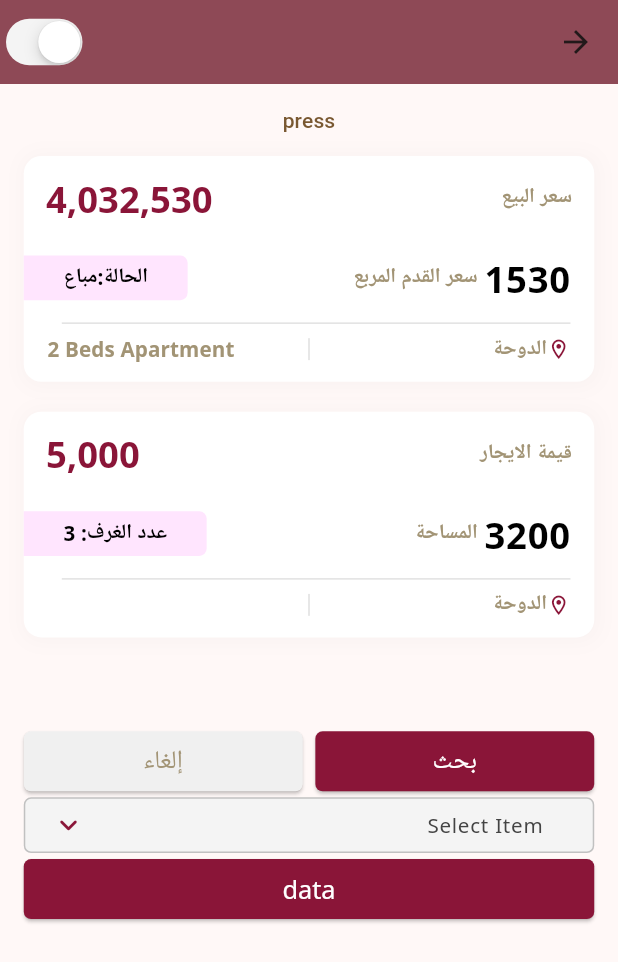
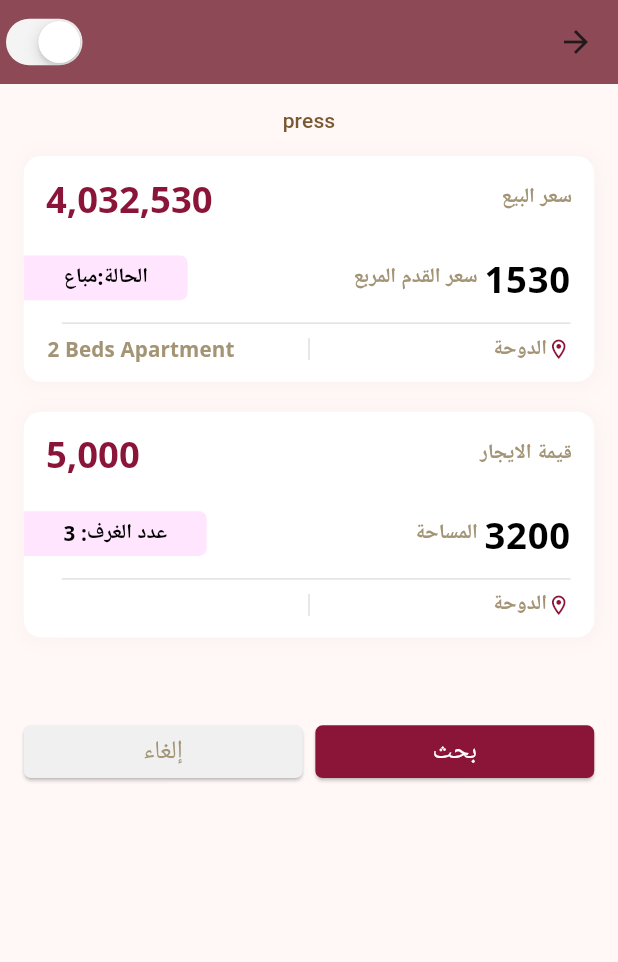
Before and after one commit to BeSaRa/qrep-mobility, a Flutter app: the HomeView screen opened directly, on a phone screen of 412 x 824 dp. Shown: the top 962 px of the screen. Run offline on Flutter 3.47's test engine with Material 2 defaults, Android fonts, the phone set to English and light mode, and no system bars; drawn by our look-alikes of dropdown_button2; our stand-ins replace animated_theme_switcher, bloc, connectivity_plus, dio, easy_localization, flutter_screenutil and 7 more; missing offline and left inert: flutter_floating_bottom_bar; accounts and stored records are empty; generated files the repository leaves out were written again.

Commit message:
dropdown responsive

```diff
--- a/lib/presentations/features/home/home_view.dart
+++ b/lib/presentations/features/home/home_view.dart
@@ -108,17 +108,9 @@ class _HomeViewState extends State<HomeView> {
                 ),
               ],
             ),
-            const MultiDropDownValue(),
-            Row(
-              children: [
-                Expanded(
-                  child: ElevatedButton(
-                    onPressed: () {},
-                    child: const Text('data'),
-                  ),
-                ),
-              ],
-            ),
+            const SizedBox(height: 10),
+            // const MultiDropDownValue(),
+            const SizedBox(height: 10),
           ],
         ),
       ),
--- a/lib/presentations/widgets/bottom_sheet_filter_widget.dart
+++ b/lib/presentations/widgets/bottom_sheet_filter_widget.dart
@@ -162,6 +162,7 @@ class BosttomSheetFilterWidget extends StatelessWidget {
             ),
           ]),
           SizedBox(width: AppSizeW.s23),
+          SizedBox(height: AppSizeH.s12),
         ],
       ),
     );
--- a/lib/presentations/widgets/custom_elevated_button.dart
+++ b/lib/presentations/widgets/custom_elevated_button.dart
@@ -23,7 +23,9 @@ class CustomElevatedButton extends StatelessWidget {
 
   @override
   Widget build(BuildContext context) {
-    return ElevatedButton(
+    return SizedBox(
+      height: AppSizeH.s36,
+      child: ElevatedButton(
           onPressed: onPress,
           style: style ??
               ButtonStyle(
@@ -45,6 +47,7 @@ class CustomElevatedButton extends StatelessWidget {
                       Theme.of(context)
                           .textTheme
                           .displaySmall!
-                        .copyWith(color: ColorManager.golden)));
+                          .copyWith(color: ColorManager.golden))),
+    );
   }
 }
--- a/lib/presentations/widgets/mutli_dropdown_widget.dart
+++ b/lib/presentations/widgets/mutli_dropdown_widget.dart
@@ -86,9 +86,8 @@ class _MultiDropDownValue extends State<MultiDropDownValue> {
                             child: Text(
                               item,
                               style: Theme.of(context).textTheme.labelSmall,
+                              softWrap: false,
                               overflow: TextOverflow.ellipsis,
-                              softWrap: true,
-                              maxLines: 2,
                             ),
                           ),
                         ],
@@ -128,7 +127,7 @@ class _MultiDropDownValue extends State<MultiDropDownValue> {
                 color: ColorManager.primary,
               )),
           buttonStyleData: ButtonStyleData(
-            padding: EdgeInsets.symmetric(horizontal: AppSizeW.s16),
+            // padding: EdgeInsets.symmetric(horizontal: AppSizeW.s16),
             height: AppSizeH.s36,
             // width: 140,
           ),
--- a/lib/presentations/widgets/single_dropdown_widget.dart
+++ b/lib/presentations/widgets/single_dropdown_widget.dart
@@ -91,7 +91,7 @@ class _SingleDropDownValue extends State<SingleDropDownValue> {
                 color: ColorManager.primary,
               )),
           buttonStyleData: ButtonStyleData(
-            padding: EdgeInsets.symmetric(horizontal: AppSizeW.s16),
+            // padding: EdgeInsets.symmetric(horizontal: AppSizeW.s16),
             height: AppSizeH.s36,
             // width: 140,
           ),
```
Also changed, not shown: lib/presentations/resources/theme_manager.dart (+80 -1 lines). Lines whose indentation alone changed are shown as unchanged.
